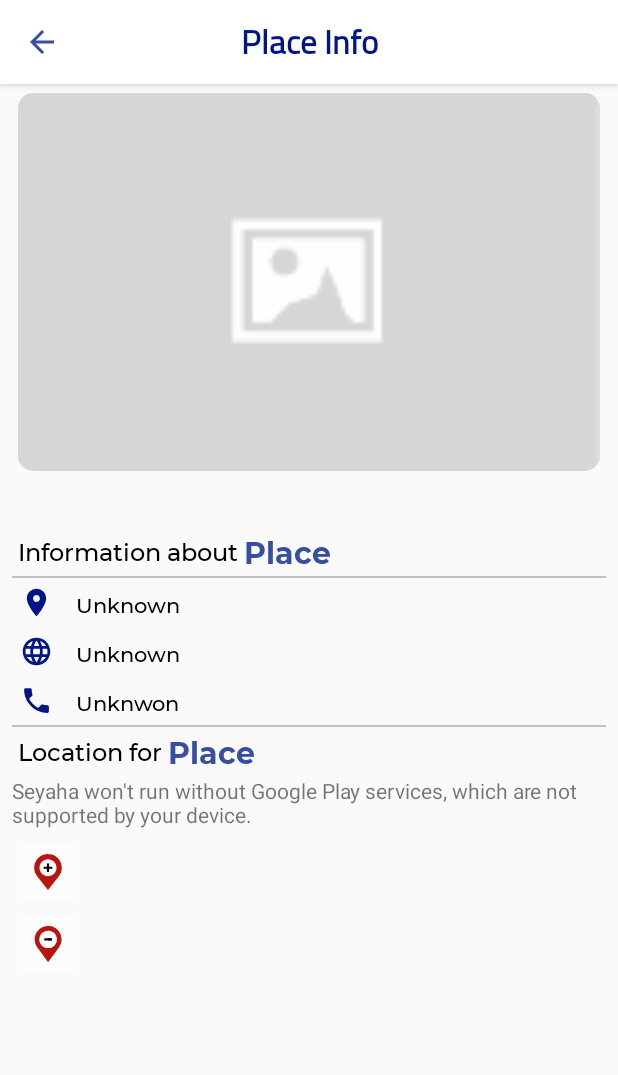
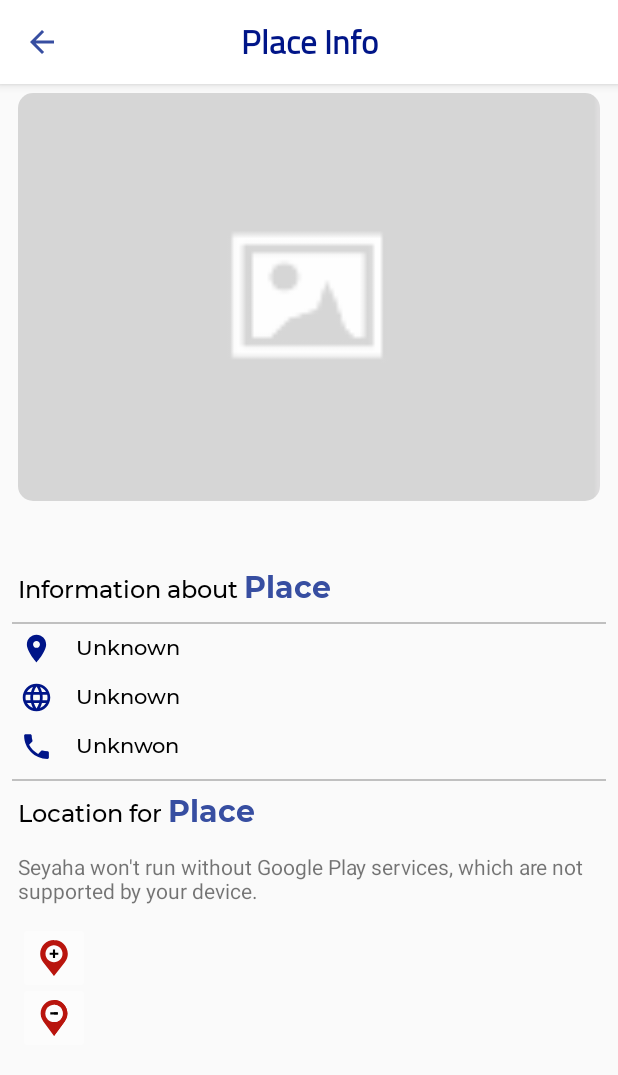
Before and after one commit to OmarQaisi/Seyaha, an Android app: the PlaceInfoActivity screen opened directly, with no data from a screen before it, on a phone screen of 412 x 824 dp. Shown: the top 1075 px of the screen. Run offline under Robolectric (Android 15) with nearby library versions, the phone set to English and light mode, and no system bars; pictures from the network do not load; 1 statement that could not run was skipped.

Commit message:
fix some problems in toolbar arrow back and PlaceInfoActivity Layout

```diff
--- a/app/src/main/java/com/example/seyaha/PlaceInfoActivity.java
+++ b/app/src/main/java/com/example/seyaha/PlaceInfoActivity.java
@@ -89,9 +89,15 @@ public class PlaceInfoActivity extends AppCompatActivity implements OnMapReadyCa
         setSupportActionBar(mToolbar);
         getSupportActionBar().setTitle(null);
 
-        mToolbar.setNavigationIcon(R.drawable.ic_arrow_back);
+        // set toolbar title
         mTextView = findViewById(R.id.toolbar_title);
         mTextView.setText(R.string.place_info_toolbar_title);
+
+        // add back arrow to toolbar
+        if (getSupportActionBar() != null) {
+            getSupportActionBar().setDisplayHomeAsUpEnabled(true);
+            getSupportActionBar().setDisplayShowHomeEnabled(true);
+        }
 
         // views declaration
         mPlacePhoto = findViewById(R.id.place_Image);
--- a/app/src/main/java/com/example/seyaha/PlacesActivity.java
+++ b/app/src/main/java/com/example/seyaha/PlacesActivity.java
@@ -32,8 +32,11 @@ public class PlacesActivity extends AppCompatActivity {
         TextView mTextView = findViewById(R.id.toolbar_title);
         mTextView.setText(R.string.places_toolbar_title);
         mToolbar.setScrollbarFadingEnabled(true);
-        mToolbar.setNavigationIcon(R.drawable.ic_arrow_back);
-
+        // add back arrow to toolbar
+        if (getSupportActionBar() != null) {
+            getSupportActionBar().setDisplayHomeAsUpEnabled(true);
+            getSupportActionBar().setDisplayShowHomeEnabled(true);
+        }
 
         // bottom navigation config
         bottomNavigationView = findViewById(R.id.bottom_navigation);
--- a/app/src/main/res/drawable/ic_arrow_back.xml
+++ /dev/null
@@ -1,9 +0,0 @@
-<vector xmlns:android="http://schemas.android.com/apk/res/android"
-        android:width="24dp"
-        android:height="24dp"
-        android:viewportWidth="24.0"
-        android:viewportHeight="24.0">
-    <path
-        android:fillColor="#374EA1"
-        android:pathData="M20,11H7.83l5.59,-5.59L12,4l-8,8 8,8 1.41,-1.41L7.83,13H20v-2z"/>
-</vector>
--- a/app/src/main/res/layout/activity_place_info.xml
+++ b/app/src/main/res/layout/activity_place_info.xml
@@ -17,9 +17,10 @@
         android:layout_below="@id/place_info_toolbar"
         android:layout_marginBottom="5dp">
 
-        <androidx.constraintlayout.widget.ConstraintLayout
+        <LinearLayout
             android:layout_width="match_parent"
             android:layout_height="wrap_content"
+            android:orientation="vertical"
             android:paddingLeft="8dp"
             android:paddingRight="8dp"
             android:scrollbars="vertical">
@@ -27,11 +28,8 @@
             <FrameLayout
                 android:id="@+id/frame_layout"
                 android:layout_width="match_parent"
-                android:layout_height="260dp"
-                android:layout_marginTop="2dp"
-                app:layout_constraintEnd_toEndOf="parent"
-                app:layout_constraintStart_toStartOf="parent"
-                app:layout_constraintTop_toTopOf="parent">
+                android:layout_height="280dp"
+                android:layout_marginTop="2dp">
 
                 <androidx.cardview.widget.CardView
                     android:layout_width="match_parent"
@@ -44,12 +42,19 @@
                         android:layout_width="match_parent"
                         android:layout_height="match_parent"
                         android:contentDescription="@string/image_description"
+                        android:foregroundGravity="center"
                         android:scaleType="centerCrop"
-                        android:src="@drawable/nav_drawer_background"
-                        android:foregroundGravity="center"/>
+                        android:src="@drawable/nav_drawer_background" />
 
                 </androidx.cardview.widget.CardView>
+
             </FrameLayout>
+
+            <LinearLayout
+                android:id="@+id/container_one"
+                android:layout_width="match_parent"
+                android:layout_height="match_parent"
+                android:orientation="horizontal">
 
                 <TextView
                     android:id="@+id/place_title"
@@ -59,14 +64,33 @@
                     android:layout_marginLeft="4dp"
                     android:layout_marginTop="3dp"
                     android:fontFamily="@font/montserrat_bold"
+                    android:gravity="start"
+                    android:maxLines="1"
                     android:text="Marriott Hotel"
-                android:gravity="start"
                     android:textColor="@color/blue_logo"
-                android:textSize="18sp"
-                app:layout_constraintBottom_toTopOf="@+id/tvPlace"
-                app:layout_constraintStart_toStartOf="parent"
-                app:layout_constraintTop_toBottomOf="@+id/frame_layout"
-                android:maxLines="1"/>
+                    android:textSize="18sp" />
+
+
+            </LinearLayout>
+
+            <LinearLayout
+                android:id="@+id/container_two"
+                android:layout_width="match_parent"
+                android:layout_height="wrap_content"
+                android:orientation="horizontal">
+
+                <TextView
+                    android:id="@+id/tv_information_about"
+                    android:layout_width="wrap_content"
+                    android:layout_height="wrap_content"
+                    android:layout_marginStart="4dp"
+                    android:layout_marginLeft="4dp"
+                    android:layout_marginTop="10dp"
+                    android:layout_marginBottom="5dp"
+                    android:fontFamily="@font/montserrat_medium"
+                    android:text="@string/information_about"
+                    android:textColor="@android:color/black"
+                    android:textSize="16sp" />
 
                 <TextView
                     android:id="@+id/tvPlace"
@@ -76,40 +100,30 @@
                     android:layout_marginLeft="4dp"
                     android:layout_marginTop="10dp"
                     android:layout_marginBottom="5dp"
-                android:fontFamily="@font/montserrat_medium"
-                android:text="@string/information_about"
-                android:textColor="@android:color/black"
-                android:textSize="16sp"
-                app:layout_constraintBottom_toTopOf="@id/line_one"
-                app:layout_constraintEnd_toStartOf="@id/tvInfo"
-                app:layout_constraintStart_toStartOf="parent"
-                app:layout_constraintTop_toBottomOf="@id/place_title" />
-
-            <TextView
-                android:id="@+id/tvInfo"
-                android:layout_width="wrap_content"
-                android:layout_height="wrap_content"
-                android:layout_marginStart="4dp"
-                android:layout_marginLeft="4dp"
-                android:layout_marginTop="10dp"
-                android:layout_marginBottom="5dp"
                     android:fontFamily="@font/montserrat_bold"
                     android:text="@string/place"
                     android:textColor="@color/blue_logo"
-                android:textSize="20sp"
-                app:layout_constraintBottom_toTopOf="@id/line_one"
-                app:layout_constraintStart_toEndOf="@id/tvPlace"
-                app:layout_constraintTop_toBottomOf="@id/place_title" />
+                    android:textSize="20sp" />
+
+            </LinearLayout>
 
             <View
                 android:id="@+id/line_one"
                 android:layout_width="match_parent"
                 android:layout_height="1dp"
                 android:layout_marginTop="5dp"
-                android:background="#C0C0C0"
-                app:layout_constraintEnd_toEndOf="parent"
-                app:layout_constraintStart_toStartOf="parent"
-                app:layout_constraintTop_toBottomOf="@id/tvPlace" />
+                android:background="#C0C0C0"/>
+
+            <LinearLayout
+                android:id="@+id/container_three"
+                android:layout_width="match_parent"
+                android:layout_height="wrap_content"
+                android:orientation="vertical">
+
+                <LinearLayout
+                    android:layout_width="wrap_content"
+                    android:layout_height="match_parent"
+                    android:orientation="horizontal">
 
                     <ImageView
                         android:id="@+id/location_icon"
@@ -119,11 +133,7 @@
                         android:layout_marginLeft="5dp"
                         android:layout_marginTop="5dp"
                         android:layout_marginBottom="5dp"
-                android:src="@drawable/ic_location"
-                app:layout_constraintBottom_toTopOf="@id/website_icon"
-                app:layout_constraintEnd_toStartOf="@id/place_location"
-                app:layout_constraintStart_toStartOf="parent"
-                app:layout_constraintTop_toBottomOf="@+id/line_one"/>
+                        android:src="@drawable/ic_location" />
 
                     <TextView
                         android:id="@+id/place_location"
@@ -134,13 +144,17 @@
                         android:layout_marginTop="5dp"
                         android:layout_marginBottom="5dp"
                         android:fontFamily="@font/montserrat_medium"
+                        android:maxLines="1"
                         android:text="@string/place_location"
                         android:textColor="@android:color/black"
-                android:textSize="14sp"
-                app:layout_constraintBottom_toTopOf="@id/place_website"
-                app:layout_constraintStart_toEndOf="@id/location_icon"
-                app:layout_constraintTop_toBottomOf="@id/line_one"
-                android:maxLines="1" />
+                        android:textSize="14sp" />
+
+                </LinearLayout>
+
+                <LinearLayout
+                    android:layout_width="wrap_content"
+                    android:layout_height="match_parent"
+                    android:orientation="horizontal">
 
                     <ImageView
                         android:id="@+id/website_icon"
@@ -150,11 +164,7 @@
                         android:layout_marginLeft="5dp"
                         android:layout_marginTop="5dp"
                         android:layout_marginBottom="5dp"
-                android:src="@drawable/ic_website"
-                app:layout_constraintBottom_toTopOf="@id/phone_icon"
-                app:layout_constraintEnd_toStartOf="@id/place_website"
-                app:layout_constraintStart_toStartOf="parent"
-                app:layout_constraintTop_toBottomOf="@id/location_icon"/>
+                        android:src="@drawable/ic_website" />
 
                     <TextView
                         android:id="@+id/place_website"
@@ -171,11 +181,14 @@
                         android:maxLines="1"
                         android:text="@string/place_website"
                         android:textColor="@android:color/black"
-                android:textColorHighlight="#3F51B5"
-                android:textSize="14sp"
-                app:layout_constraintBottom_toTopOf="@id/place_phone"
-                app:layout_constraintStart_toEndOf="@id/website_icon"
-                app:layout_constraintTop_toBottomOf="@id/place_location" />
+                        android:textSize="14sp" />
+
+                </LinearLayout>
+
+                <LinearLayout
+                    android:layout_width="wrap_content"
+                    android:layout_height="match_parent"
+                    android:orientation="horizontal">
 
                     <ImageView
                         android:id="@+id/phone_icon"
@@ -185,11 +198,7 @@
                         android:layout_marginLeft="5dp"
                         android:layout_marginTop="5dp"
                         android:layout_marginBottom="5dp"
-                android:src="@drawable/ic_phone"
-                app:layout_constraintBottom_toTopOf="@id/line_two"
-                app:layout_constraintEnd_toStartOf="@id/place_phone"
-                app:layout_constraintStart_toStartOf="parent"
-                app:layout_constraintTop_toBottomOf="@id/website_icon" />
+                        android:src="@drawable/ic_phone" />
 
                     <TextView
                         android:id="@+id/place_phone"
@@ -206,20 +215,23 @@
                         android:maxLines="1"
                         android:text="@string/place_phone"
                         android:textColor="@android:color/black"
-                android:textSize="14sp"
-                app:layout_constraintBottom_toTopOf="@id/line_two"
-                app:layout_constraintStart_toEndOf="@id/phone_icon"
-                app:layout_constraintTop_toBottomOf="@id/place_website" />
+                        android:textSize="14sp" />
+
+                </LinearLayout>
+            </LinearLayout>
 
             <View
                 android:id="@+id/line_two"
                 android:layout_width="match_parent"
                 android:layout_height="1dp"
                 android:layout_marginTop="5dp"
-                android:background="#C0C0C0"
-                app:layout_constraintEnd_toEndOf="parent"
-                app:layout_constraintStart_toStartOf="parent"
-                app:layout_constraintTop_toBottomOf="@id/place_phone" />
+                android:background="#C0C0C0"/>
+
+            <LinearLayout
+                android:id="@+id/container_four"
+                android:layout_width="match_parent"
+                android:layout_height="wrap_content"
+                android:orientation="horizontal">
 
                 <TextView
                     android:id="@+id/tv_location_for"
@@ -232,11 +244,7 @@
                     android:fontFamily="@font/montserrat_medium"
                     android:text="@string/detailed_activity_location_for"
                     android:textColor="@android:color/black"
-                android:textSize="16sp"
-                app:layout_constraintBottom_toTopOf="@id/map_fragment"
-                app:layout_constraintEnd_toStartOf="@id/tv_place"
-                app:layout_constraintStart_toStartOf="parent"
-                app:layout_constraintTop_toBottomOf="@id/line_two" />
+                    android:textSize="16sp" />
 
                 <TextView
                     android:id="@+id/tv_place"
@@ -249,44 +257,52 @@
                     android:fontFamily="@font/montserrat_bold"
                     android:text="@string/place"
                     android:textColor="@color/blue_logo"
-                android:textSize="20sp"
-                app:layout_constraintBottom_toTopOf="@id/map_fragment"
-                app:layout_constraintStart_toEndOf="@id/tv_location_for"
-                app:layout_constraintTop_toBottomOf="@id/line_two" />
+                    android:textSize="20sp" />
+
+            </LinearLayout>
+
+         <RelativeLayout
+             android:layout_width="match_parent"
+             android:layout_height="200dp"
+             android:padding="4dp">
 
              <fragment
                  android:id="@+id/map_fragment"
                  android:name="com.google.android.gms.maps.SupportMapFragment"
                  android:layout_width="match_parent"
-                android:layout_height="190dp"
-                android:layout_marginTop="5dp"
-                app:layout_constraintEnd_toEndOf="parent"
-                app:layout_constraintEnd_toStartOf="parent"
-                app:layout_constraintTop_toBottomOf="@id/tv_location_for" />
+                 android:layout_height="match_parent"
+                 android:layout_marginTop="5dp"/>
+
+             <LinearLayout
+                 android:layout_width="match_parent"
+                 android:layout_height="wrap_content"
+                 android:layout_alignParentStart="true"
+                 android:layout_alignParentLeft="true"
+                 android:layout_centerVertical="true"
+                 android:orientation="vertical">
 
                  <ImageButton
                      android:id="@+id/zoomIn"
                      android:layout_width="wrap_content"
                      android:layout_height="wrap_content"
-                android:layout_marginTop="40dp"
                      android:backgroundTint="#e3FDFDFD"
                      android:padding="12dp"
-                android:src="@drawable/ic_plus"
-                app:layout_constraintBottom_toTopOf="@id/zoomOut"
-                app:layout_constraintStart_toStartOf="parent"
-                app:layout_constraintTop_toTopOf="@id/map_fragment" />
+                     android:src="@drawable/ic_plus" />
 
                  <ImageButton
                      android:id="@+id/zoomOut"
                      android:layout_width="wrap_content"
                      android:layout_height="wrap_content"
-                android:layout_marginTop="0dp"
+                     android:layout_marginTop="-8dp"
                      android:backgroundTint="#e3FDFDFD"
                      android:padding="12dp"
-                android:src="@drawable/ic_minus"
-                app:layout_constraintStart_toStartOf="parent"
-                app:layout_constraintTop_toBottomOf="@id/zoomIn" />
+                     android:src="@drawable/ic_minus"/>
+             </LinearLayout>
 
-        </androidx.constraintlayout.widget.ConstraintLayout>
+         </RelativeLayout>
+
+        </LinearLayout>
+
     </ScrollView>
+
 </RelativeLayout>
```
Also changed, not shown: app/src/main/AndroidManifest.xml (+5 -2 lines). Lines whose indentation alone changed are shown as unchanged.
